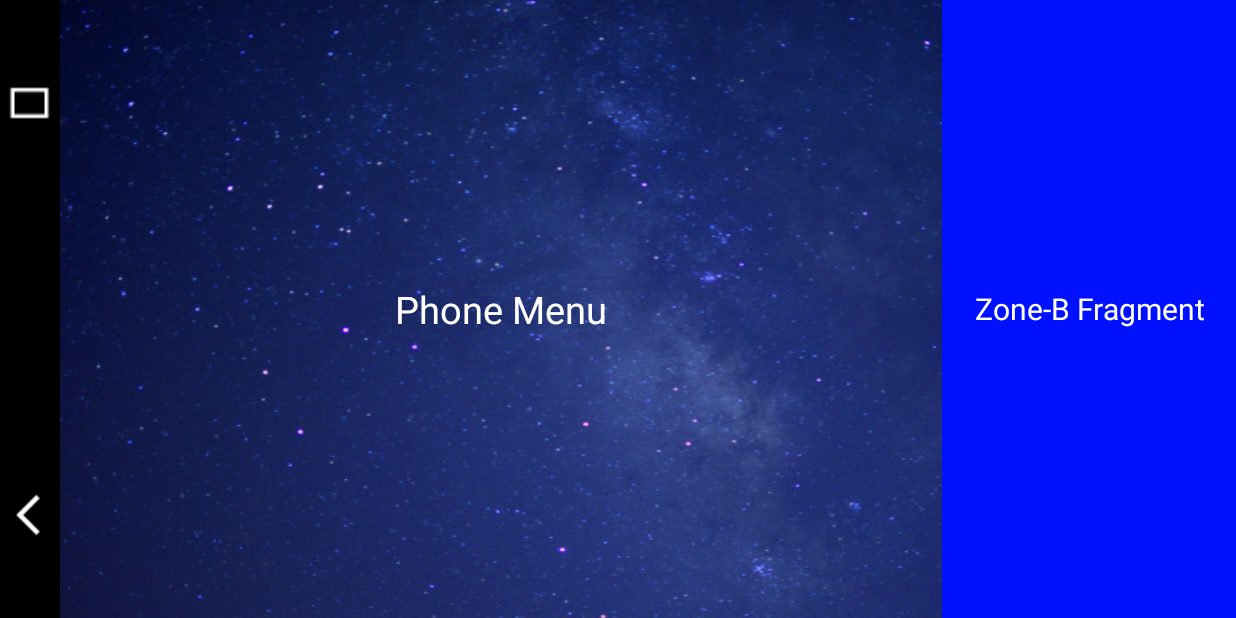
After one commit to highlightapps/GridSpeedoMeter, an Android app: the fragment PhoneMenuFragment placed in its activity, on a phone screen of 824 x 412 dp (held sideways). The commit adds this screen. Run offline under Robolectric (Android 15) with nearby library versions, the phone set to English and light mode, and no system bars.

Commit message:
Recent and menu fragments added.

```diff
--- /dev/null
+++ b/app/src/main/java/com/example/viewpagerpoc/PhoneMenuFragment.java
@@ -0,0 +1,24 @@
+package com.example.viewpagerpoc;
+
+import android.content.Context;
+import android.net.Uri;
+import android.os.Bundle;
+import android.support.v4.app.Fragment;
+import android.view.LayoutInflater;
+import android.view.View;
+import android.view.ViewGroup;
+
+public class PhoneMenuFragment extends BaseFragment {
+    Context mContext;
+    @Override
+    public View onCreateView(LayoutInflater inflater, ViewGroup container, Bundle savedInstanceState) {
+        View view = inflater.inflate(R.layout.fragment_phone_menu, container, false);
+        mContext = getActivity();
+        initViews(view);
+        return view;
+    }
+
+    private void initViews(View view) {
+
+    }
+}
--- a/app/src/main/java/com/example/viewpagerpoc/ZoneAFragmentsEnum.java
+++ b/app/src/main/java/com/example/viewpagerpoc/ZoneAFragmentsEnum.java
@@ -13,5 +13,9 @@
     BLUETOOTH_OPTIONS_FRAGMENT,
     BLUETOOTH_SEARCH_FRAGMENT,
     BLUETOOTH_PHONE_CONNECT_FRAGMENT,
-    BLUETOOTH_PHONE_CONTACTS_FRAGMENT
+    BLUETOOTH_PHONE_CONTACTS_FRAGMENT,
+
+
+    PHONE_RECENTS_FRAGMENT,
+    PHONE_MENU_FRAGMENT
 }
--- /dev/null
+++ b/app/src/main/res/layout/fragment_phone_menu.xml
@@ -0,0 +1,16 @@
+<RelativeLayout xmlns:android="http://schemas.android.com/apk/res/android"
+    xmlns:tools="http://schemas.android.com/tools"
+    android:layout_width="match_parent"
+    android:layout_height="match_parent"
+    tools:context="com.example.viewpagerpoc.PhoneMenuFragment">
+
+
+    <TextView
+        android:layout_width="match_parent"
+        android:layout_height="match_parent"
+        android:textColor="#ffffff"
+        android:gravity="center"
+        android:textSize="25sp"
+        android:text="Phone Menu" />
+
+</RelativeLayout>
```
Also changed, not shown: app/src/main/java/com/example/viewpagerpoc/MainActivity.java (+11 -0 lines), app/src/main/java/com/example/viewpagerpoc/PhoneFragment.java (+19 -0 lines), app/src/main/java/com/example/viewpagerpoc/PhoneRecentsFragment.java (added, +26 -0 lines), app/src/main/res/layout/fragment_phone_recents.xml (added, +14 -0 lines).
